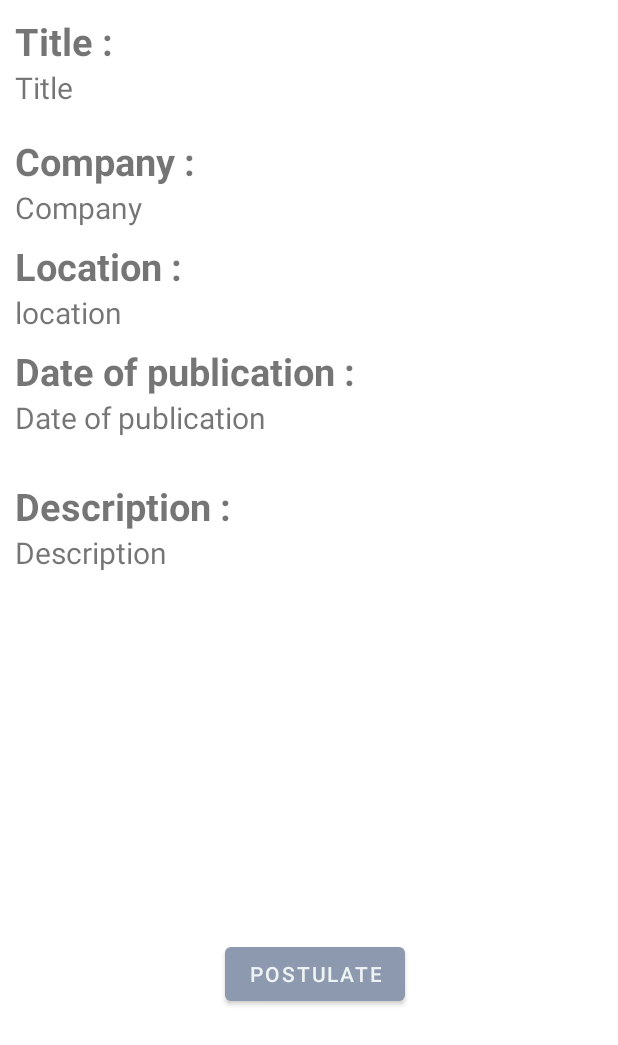
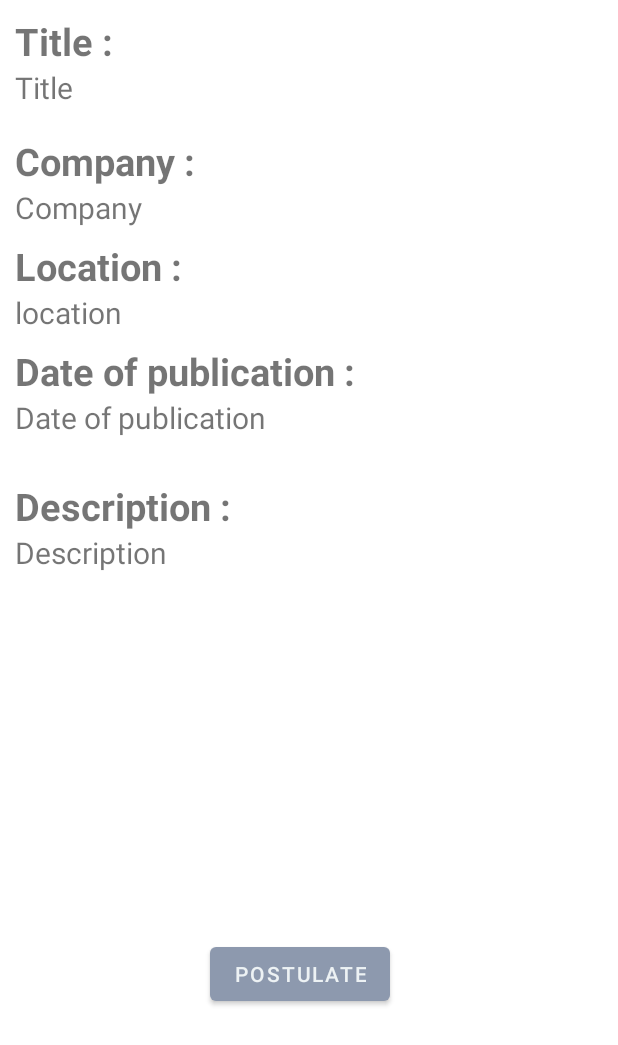
Before and after one commit to TheoG71/FirstJob, an Android app: the layout activity_details.xml on its own in the app's theme, with its tools: preview values and no code run, on a phone screen of 412 x 824 dp. Shown: the top 1045 px of the screen. Run offline under Robolectric (Android 15) with nearby library versions, the phone set to English and light mode, and no system bars; network calls fail.

Commit message:
reglage bouton postulate

```diff
--- a/app/src/main/res/layout/activity_details.xml
+++ b/app/src/main/res/layout/activity_details.xml
@@ -12,7 +12,7 @@
         android:id="@+id/btn_post"
         android:layout_width="wrap_content"
         android:layout_height="wrap_content"
-        android:layout_marginLeft="140dp"
+        android:layout_marginLeft="130dp"
         android:layout_marginTop="615dp"
         android:text="Postulate" />
 
@@ -104,7 +104,7 @@
     <TextView
         android:id="@+id/information"
         android:layout_width="wrap_content"
-        android:layout_height="250dp"
+        android:layout_height="230dp"
         android:textSize="20dp"
         android:text="Description"
         android:layout_gravity="center"
```
